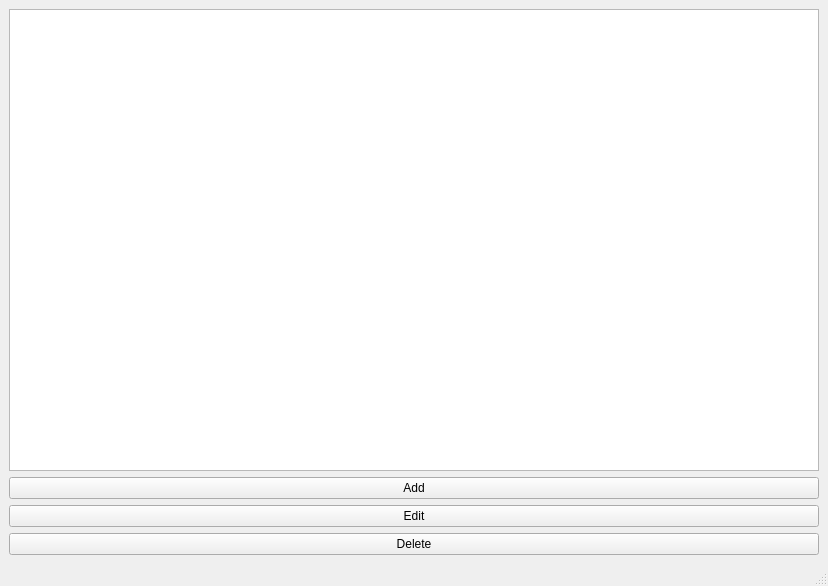
This is mainwindow.ui in Hasuuka/CustomerSatisfaction as Qt 5 draws it before an edit. The edited form follows.
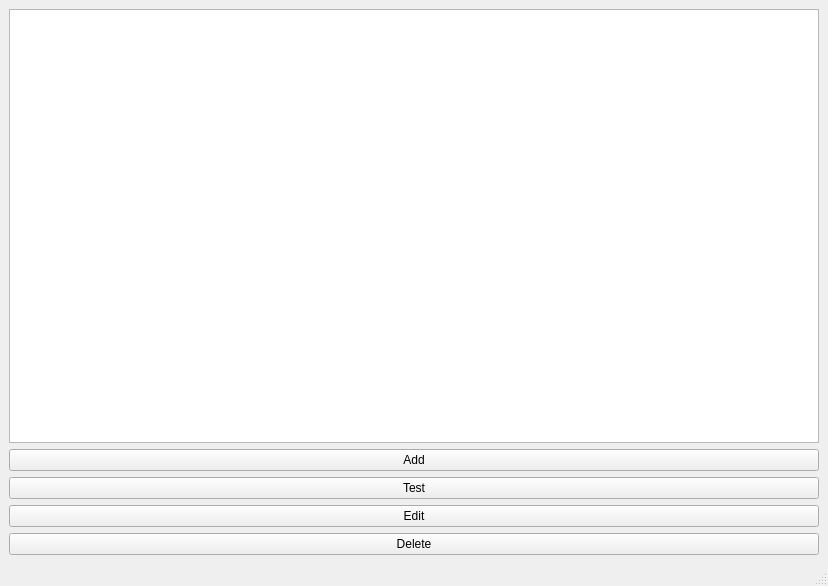
This is the edited form.

The edit to the form file:
```diff
--- a/mainwindow.ui
+++ b/mainwindow.ui
@@ -25,6 +25,13 @@
       </property>
      </widget>
     </item>
+    <item>
+     <widget class="QPushButton" name="pushButtonTest">
+      <property name="text">
+       <string>Test</string>
+      </property>
+     </widget>
+    </item>
     <item>
      <widget class="QPushButton" name="pushButtonEdit">
       <property name="text">
```
